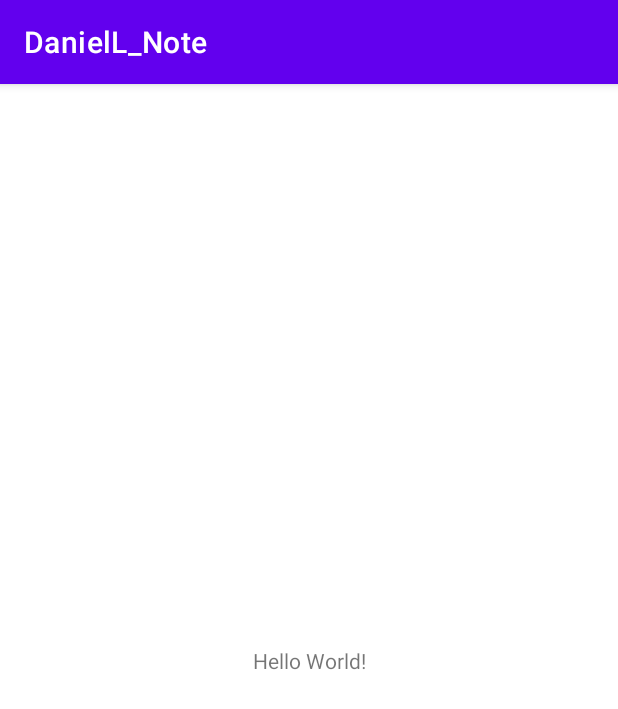
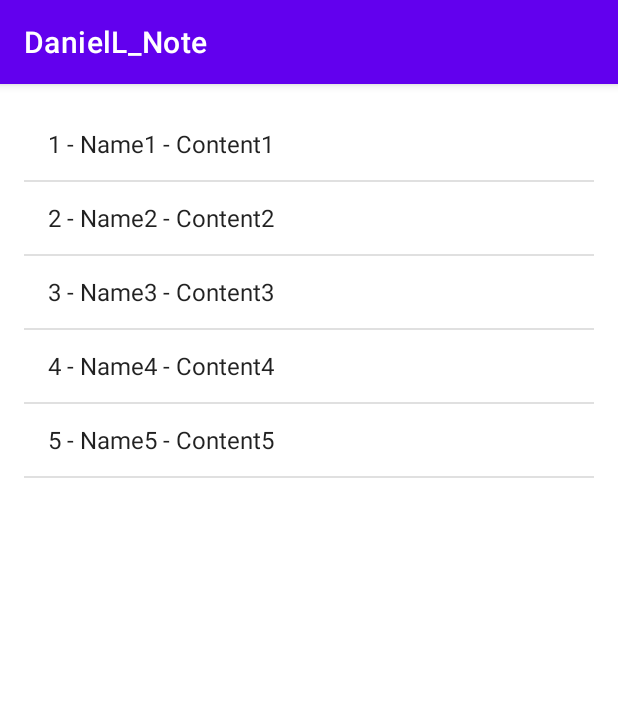
Before and after one commit to DanielLukasevic/DanielL_Note, an Android app: the screen it shows after launch (MainActivity), on a phone screen of 412 x 824 dp. Shown: the top 709 px of the screen. Run offline under Robolectric (Android 15) with nearby library versions, the phone set to English and light mode, and no system bars.

Commit message:
Set up listView

```diff
--- a/app/src/main/java/lt/vcs/daniell_note/MainActivity.java
+++ b/app/src/main/java/lt/vcs/daniell_note/MainActivity.java
@@ -3,6 +3,12 @@ package lt.vcs.daniell_note;
 import androidx.appcompat.app.AppCompatActivity;
 
 import android.os.Bundle;
+import android.widget.ArrayAdapter;
+import android.widget.ListView;
+import android.widget.TextView;
+
+import java.util.ArrayList;
+import java.util.List;
 
 public class MainActivity extends AppCompatActivity {
 
@@ -10,5 +16,20 @@ public class MainActivity extends AppCompatActivity {
     protected void onCreate(Bundle savedInstanceState) {
         super.onCreate(savedInstanceState);
         setContentView(R.layout.activity_main);
+
+
+        List<String> notes = new ArrayList<>();
+
+        notes.add("1 - Name1 - Content1");
+        notes.add("2 - Name2 - Content2");
+        notes.add("3 - Name3 - Content3");
+        notes.add("4 - Name4 - Content4");
+        notes.add("5 - Name5 - Content5");
+
+        ArrayAdapter<String> arrayAdapter = new ArrayAdapter<>(this, android.R.layout.simple_list_item_1, notes);
+
+        ListView listView = findViewById(R.id.listView);
+
+        listView.setAdapter(arrayAdapter);
     }
 }
--- a/app/src/main/res/layout/activity_main.xml
+++ b/app/src/main/res/layout/activity_main.xml
@@ -6,13 +6,21 @@
     android:layout_height="match_parent"
     tools:context=".MainActivity">
 
-    <TextView
-        android:layout_width="wrap_content"
-        android:layout_height="wrap_content"
-        android:text="Hello World!"
+
+    <ListView
+        android:id="@+id/listView"
+        android:layout_width="match_parent"
+        android:layout_height="match_parent"
+        android:layout_marginStart="16dp"
+        android:layout_marginTop="16dp"
+        android:layout_marginEnd="16dp"
+        android:layout_marginBottom="16dp"
         app:layout_constraintBottom_toBottomOf="parent"
-        app:layout_constraintLeft_toLeftOf="parent"
-        app:layout_constraintRight_toRightOf="parent"
+        app:layout_constraintEnd_toEndOf="parent"
+        app:layout_constraintStart_toStartOf="parent"
+        app:layout_constraintTop_toBottomOf="parent"
         app:layout_constraintTop_toTopOf="parent" />
 
+
+
 </androidx.constraintlayout.widget.ConstraintLayout>
```
